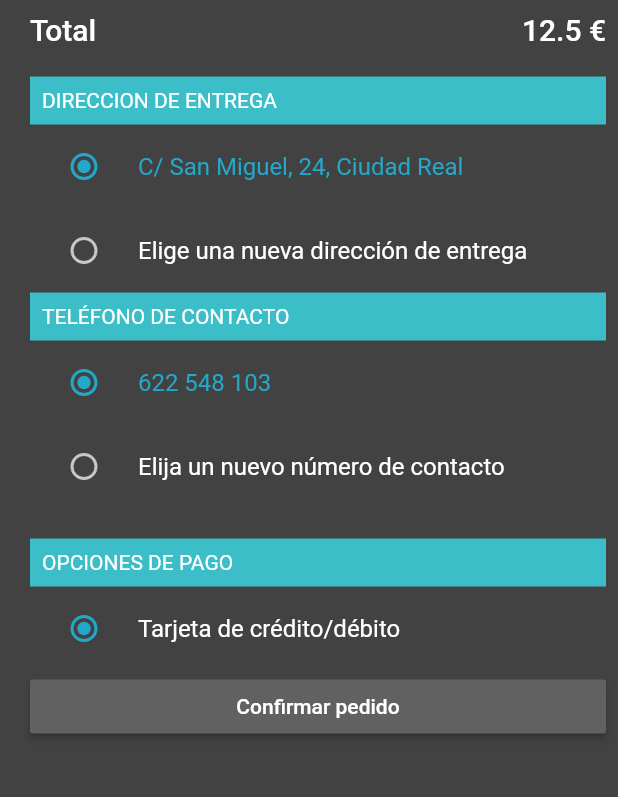
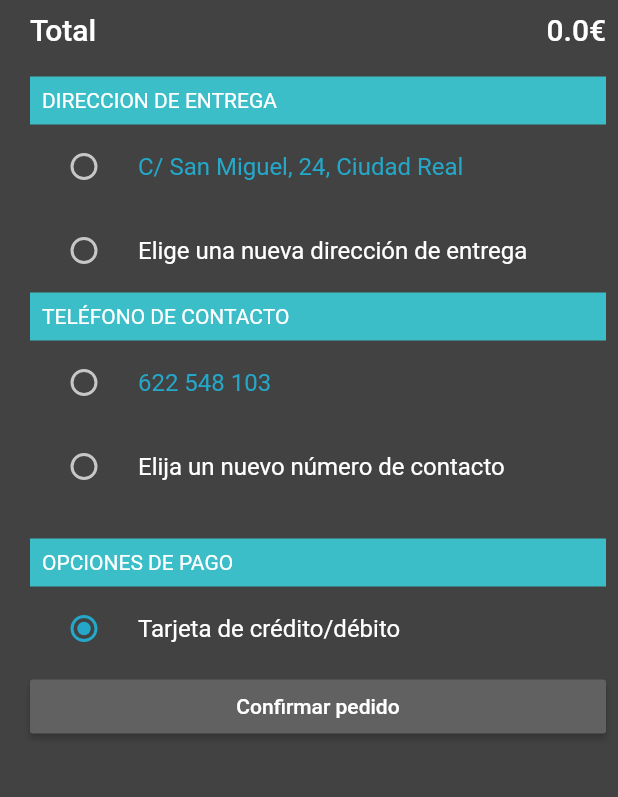
Before and after one commit to FenriRuiz/The_Good_Plate, a Flutter app: the ConfirmarPedido screen opened directly with sample values from the repository, on a phone screen of 412 x 824 dp, the part 153-950 px from its top. Run offline on Flutter 3.47's test engine with Material 2 defaults, Android fonts, the phone set to English and light mode, and no system bars; our stand-ins replace fluttertoast, google_maps_flutter, image_picker, wave; missing offline and left inert: card_settings; network calls fail; Roboto replaces fonts that are missing (Montserrat).

```diff
--- a/lib/auxiliar/guillotine.dart
+++ b/lib/auxiliar/guillotine.dart
@@ -12,7 +12,6 @@
 }
 
 class _GuillotineState extends State<Guillotine> {
-
   @override
   Widget build(BuildContext context) {
     return SafeArea(
--- a/lib/rutas/confirmar_pedido.dart
+++ b/lib/rutas/confirmar_pedido.dart
@@ -2,10 +2,12 @@
 import 'package:the_good_plate/auxiliar/guillotinaMenu.dart';
 import 'package:the_good_plate/auxiliar/dialogo_alertaCobro.dart';
 import 'package:the_good_plate/modelos/modelo_usuarios.dart';
+import 'package:the_good_plate/rutas/lista_pedidos.dart';
 
 class ConfirmarPedido extends StatefulWidget {
   ModeloUsuario user;
-  ConfirmarPedido({Key key, @required this.user}) : super(key: key);
+  PedidosActivity pedido;
+  ConfirmarPedido({Key key, @required this.user, this.pedido}) : super(key: key);
 
   ConfirmarPedidoState createState() => new ConfirmarPedidoState();
 }
@@ -25,7 +27,7 @@
               mainAxisAlignment: MainAxisAlignment.spaceBetween,
               children: <Widget>[
                 Text("Subtotal: "),
-                Text("$total €"),
+                Text((widget.pedido.subtotal).toString()+"€"),
               ],
             ),
             SizedBox(
@@ -35,7 +37,7 @@
               mainAxisAlignment: MainAxisAlignment.spaceBetween,
               children: <Widget>[
                 Text("Gastos de envío:"),
-                Text("$entrega €"),
+                Text(widget.pedido.envio.toString()+"€"),
               ],
             ),
             SizedBox(
@@ -46,7 +48,7 @@
               children: <Widget>[
                 Text("Total", style: Theme.of(context).textTheme.title),
                 Text(
-                  "${total + entrega} €",
+                  widget.pedido.total.toString()+"€",
                   style: Theme.of(context).textTheme.title,
                 ),
               ],
@@ -64,7 +66,7 @@
               children: <Widget>[
                 RadioListTile(
                   selected: true,
-                  value: direccion,
+                  value: widget.user.direccion.toString(),
                   groupValue: direccion,
                   title: Text(direccion),
                   onChanged: (value) {},
@@ -84,7 +86,7 @@
                 ),
                 RadioListTile(
                   selected: true,
-                  value: telefono,
+                  value: widget.user.direccion.toString(),
                   groupValue: telefono,
                   title: Text(telefono),
                   onChanged: (value) {},
--- a/lib/rutas/modificarPerfil.dart
+++ b/lib/rutas/modificarPerfil.dart
@@ -130,7 +130,7 @@
             CardSettingsButton(
               label: 'Guardar cambios',
               onPressed: () {
-                Fluttertoast.showToast(msg: "Datos actualizados", toastLength: Toast.LENGTH_SHORT);
+                Fluttertoast.showToast(msg: "No actualiza, no hay BBDD", toastLength: Toast.LENGTH_SHORT);
               },
               backgroundColor: Color.fromRGBO(36, 167, 200, 100),
             ),
```
Also changed, not shown: lib/auxiliar/dialogo_alertaCobro.dart (+30 -15 lines), lib/auxiliar/dialogo_pago.dart (+32 -13 lines), lib/rutas/lista_pedidos.dart (+23 -15 lines).
